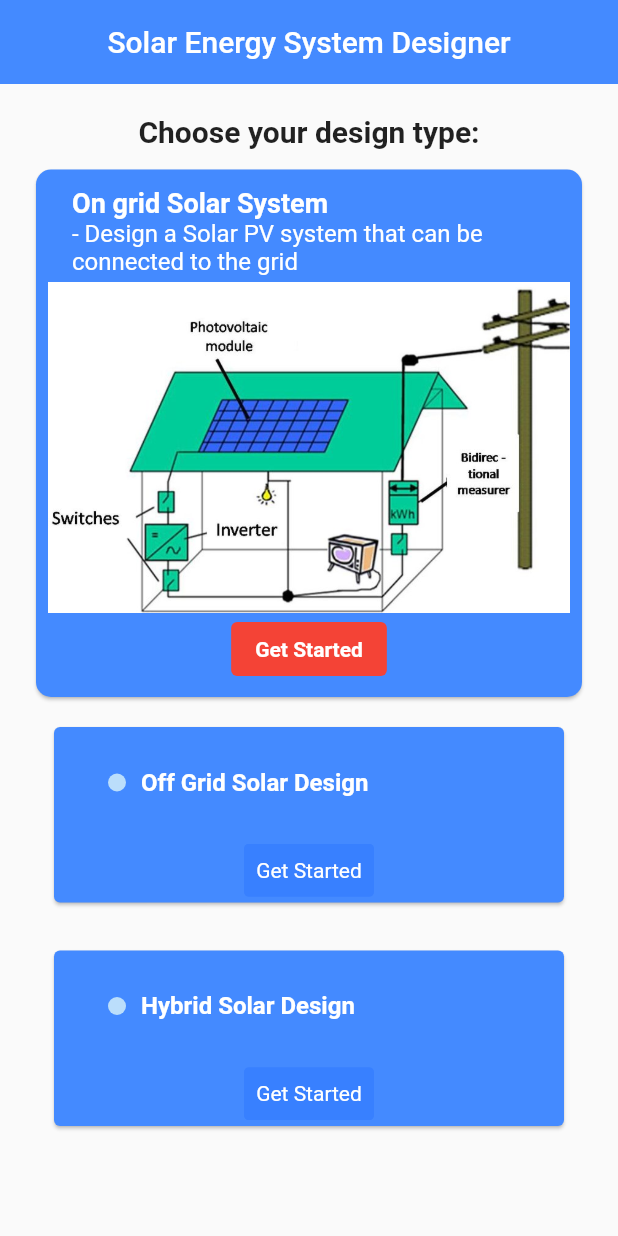
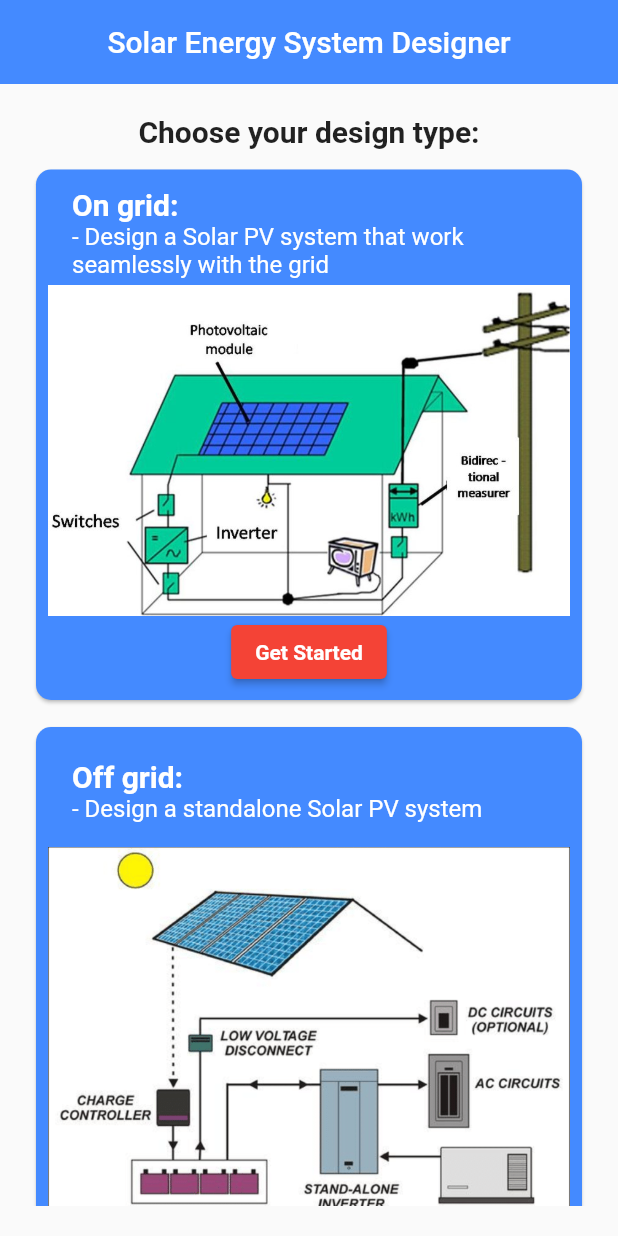
Before and after one commit to Luckingz/energize, a Flutter app: the screen it shows after launch, on a phone screen of 412 x 824 dp. Run offline on Flutter 3.47's test engine with Material 2 defaults, Android fonts, the phone set to English and light mode, and no system bars; drawn by our look-alikes of getwidget.

Commit message:
Updated design page

```diff
--- a/lib/design.dart
+++ b/lib/design.dart
@@ -1,8 +1,5 @@
-import 'package:energize/main.dart';
+import 'package:energize/location.dart';
 import 'package:flutter/material.dart';
-import 'package:getwidget/getwidget.dart';
-import 'dart:collection';
-import 'dart:ui';
 
 class EnergizeApp extends StatefulWidget {
   const EnergizeApp({Key? key}) : super(key: key);
@@ -21,7 +18,8 @@ class _EnergizeAppState extends State<EnergizeApp> {
           elevation: 0.0,
           backgroundColor: Colors.blueAccent,
         ),
-        body: Padding(
+        body: SafeArea(
+            child: Padding(
                 padding: EdgeInsets.all(20.0),
                 child: SingleChildScrollView(
                     child: Column(
@@ -37,12 +35,10 @@ class _EnergizeAppState extends State<EnergizeApp> {
                       SizedBox(
                         height: 10,
                       ),
-                    Column(
-                      children: [
+                      Column(children: [
                         Card(
                             shape: RoundedRectangleBorder(
-                            borderRadius: BorderRadius.circular(10)
-                          ),
+                                borderRadius: BorderRadius.circular(10)),
                             color: Colors.blueAccent,
                             child: Padding(
                               padding: const EdgeInsets.all(8.0),
@@ -50,254 +46,159 @@ class _EnergizeAppState extends State<EnergizeApp> {
                                   mainAxisAlignment: MainAxisAlignment.center,
                                   children: <Widget>[
                                     ListTile(
-                                  title: Text("On grid Solar System",
+                                      title: Text(
+                                        "On grid:",
                                         style: TextStyle(
-                                      fontSize: 18,
+                                          fontSize: 20,
                                           fontWeight: FontWeight.bold,
                                           color: Colors.white,
                                         ),
                                       ),
                                       subtitle: Text(
-                                      "- Design a Solar PV system that can be "
-                                          "connected to the grid",
+                                        "- Design a Solar PV system that "
+                                        "work seamlessly with the grid",
                                         style: TextStyle(
-                                      color: Colors.white,
-                                      fontSize: 16
+                                            color: Colors.white, fontSize: 16),
                                       ),
                                     ),
-                                ),
-                                Image.asset('assets/grid.png',
+                                    Image.asset(
+                                      'assets/grid.png',
                                       fit: BoxFit.cover,
                                     ),
                                     ElevatedButton(
-                                    onPressed: null,
-                                      child: Text("Get Started",
-                                        style: TextStyle(
-                                          color: Colors.white,
-                                          fontWeight: FontWeight.bold
-                                        ),
-                                      ),
-                                    style: ButtonStyle(
-                                      backgroundColor: MaterialStateProperty.all<Color>(Colors.red)
-                                    ),
-                                  ),
-                              ],
-                            ),
-                          ),
-                        )
-                      ]
-                    ),
-                    Column(
-                      children: [
-                        GFCard(
-                          boxFit: BoxFit.scaleDown,
-                          imageOverlay: AssetImage('assets/off-grid.png'),
-                          //image: Image.asset('assets/grid.png'),
-                          //showImage: true,
-                          titlePosition: GFPosition.start,
-                          showOverlayImage: true,
-                          color: Colors.blueAccent,
-                          title: GFListTile(
-                            avatar: GFAvatar(
-                              //backgroundImage: AssetImage('assets/grid.png'),
-                              //radius: 60.0,
-                              size: 8.0,
-                            ),
-                            title: Text(
-                              'Off Grid Solar Design',
-                              style: TextStyle(
-                                  fontWeight: FontWeight.bold,
-                                  fontSize: 16.0,
-                                  color: Colors.white
-                              ),
-                            ),
-                            //subTitle: Text('Design a Solar PV system that can be connected to the grid'),
-                          ),
-                          //content: Text('GF Cards has three types of cards bla bla blah'),
-                          buttonBar: GFButtonBar(
-                              alignment: WrapAlignment.center,
-                              children: [
-                                GFButton(
                                       onPressed: () {
                                         Navigator.push(
                                             context,
-                                          MaterialPageRoute(builder: (context) => const SecondRoute())
-                                      );
+                                            MaterialPageRoute(
+                                                builder: (context) =>
+                                                    const LocationRoute()));
                                       },
-                                    text: 'Get Started',
-                                    textStyle: TextStyle(
-                                    )
+                                      child: Text(
+                                        "Get Started",
+                                        style: TextStyle(
+                                            color: Colors.white,
+                                            fontWeight: FontWeight.bold),
                                       ),
-                              ]
+                                      style: ButtonStyle(
+                                          backgroundColor:
+                                              MaterialStateProperty.all<Color>(
+                                                  Colors.red)),
+                                    ),
+                                  ]),
+                            ))
+                      ]),
+                      SizedBox(
+                        height: 10,
+                      ),
+                      Card(
+                          shape: RoundedRectangleBorder(
+                              borderRadius: BorderRadius.circular(10)),
+                          color: Colors.blueAccent,
+                          child: Padding(
+                              padding: const EdgeInsets.all(8.0),
+                              child: Column(
+                                  mainAxisAlignment: MainAxisAlignment.center,
+                                  children: <Widget>[
+                                    ListTile(
+                                      title: Text(
+                                        "Off grid:",
+                                        style: TextStyle(
+                                          fontSize: 20,
+                                          fontWeight: FontWeight.bold,
+                                          color: Colors.white,
                                         ),
                                       ),
-                      ],
-                    ),
-                    GFCard(
-                      boxFit: BoxFit.scaleDown,
-                      imageOverlay: AssetImage('assets/hybrid.png'),
-                      //image: Image.asset('assets/grid.png'),
-                      //showImage: true,
-                      titlePosition: GFPosition.start,
-                      showOverlayImage: true,
-                      color: Colors.blueAccent,
-                      title: GFListTile(
-                        avatar: GFAvatar(
-                          //backgroundImage: AssetImage('assets/grid.png'),
-                          //radius: 60.0,
-                          size: 8.0,
-                        ),
-                        title: Text(
-                          'Hybrid Solar Design',
+                                      subtitle: Text(
+                                        "- Design a standalone Solar PV system ",
                                         style: TextStyle(
-                              fontWeight: FontWeight.bold,
-                              fontSize: 16.0,
-                              color: Colors.white
+                                            color: Colors.white, fontSize: 16),
                                       ),
                                     ),
-                        //subTitle: Text('Design a Solar PV system that can be connected to the grid'),
+                                    Image.asset(
+                                      'assets/off-grid.png',
+                                      fit: BoxFit.cover,
                                     ),
-                      //content: Text('GF Cards has three types of cards bla bla blah'),
-                      buttonBar: GFButtonBar(
-                          alignment: WrapAlignment.center,
-                          children: [
-                            GFButton(
+                                    ElevatedButton(
                                       onPressed: () {
                                         Navigator.push(
                                             context,
-                                      MaterialPageRoute(builder: (context) => const SecondRoute())
-                                  );
+                                            MaterialPageRoute(
+                                                builder: (context) =>
+                                                    const LocationRoute()));
                                       },
-                                text: 'Get Started',
-                                textStyle: TextStyle(
-                                )
+                                      child: Text(
+                                        "Get Started",
+                                        style: TextStyle(
+                                            color: Colors.white,
+                                            fontWeight: FontWeight.bold),
+                                      ),
+                                      style: ButtonStyle(
+                                          backgroundColor:
+                                              MaterialStateProperty.all<Color>(
+                                                  Colors.red)),
+                                    ),
+                                  ]))),
+                      SizedBox(
+                        height: 10,
+                      ),
+                      Card(
+                          shape: RoundedRectangleBorder(
+                              borderRadius: BorderRadius.circular(10)),
+                          color: Colors.blueAccent,
+                          child: Padding(
+                              padding: const EdgeInsets.all(8.0),
+                              child: Column(
+                                  mainAxisAlignment: MainAxisAlignment.center,
+                                  children: <Widget>[
+                                    ListTile(
+                                      title: Text(
+                                        "Hybrid:",
+                                        style: TextStyle(
+                                          fontSize: 20,
+                                          fontWeight: FontWeight.bold,
+                                          color: Colors.white,
+                                        ),
+                                      ),
+                                      subtitle: Text(
+                                        "- Design a Solar System that works "
+                                            "seamlessly with the grid, and other"
+                                            "source",
+                                        style: TextStyle(
+                                            color: Colors.white, fontSize: 16),
+                                      ),
+                                    ),
+                                    Image.asset(
+                                      'assets/hybrid.png',
+                                      fit: BoxFit.cover,
+                                    ),
+                                    ElevatedButton(
+                                      onPressed: () {
+                                        Navigator.push(
+                                            context,
+                                            MaterialPageRoute(
+                                                builder: (context) =>
+                                                    const LocationRoute()));
+                                      },
+                                      child: Text(
+                                        "Get Started",
+                                        style: TextStyle(
+                                            color: Colors.white,
+                                            fontWeight: FontWeight.bold),
+                                      ),
+                                      style: ButtonStyle(
+                                          backgroundColor:
+                                              MaterialStateProperty.all<Color>(
+                                                  Colors.red)),
                                     ),
                                   ]
-                      ),
-                    ),
+                              )
+                          )
+                      )
                     ]
-              ),
+                    )
+                )
             )
         )
     );
   }
 }
-
-// 2nd Route
-
-class SecondRoute extends StatelessWidget {
-  const SecondRoute({Key? key}) : super(key: key);
-
-  @override
-  Widget build(BuildContext context) {
-    return Scaffold(
-      appBar: AppBar(
-        title: Text(
-          'What is your location?',
-          style: TextStyle(),
-        ),
-        //shape: ,
-      ),
-      body: Center(
-        child:
-        Location(
-          /*ElevatedButton(
-          onPressed: () {
-            Navigator.pop(context);
-          },
-          child: Text('Go back'),*/
-        ),
-      ),
-    );
-  }
-}
-
-
-// 2nd Route: Location
-
-class MyApp extends StatelessWidget {
-  const MyApp({Key? key}) : super(key: key);
-
-  //static const String _title = 'Flutter Code Sample';
-
-  @override
-  Widget build(BuildContext context) {
-    return MaterialApp(
-      //title: _title,
-      home: Scaffold(
-        //appBar: AppBar(title: const Text(_title)),
-        body: const Center(
-          child: Location(),
-        ),
-      ),
-    );
-  }
-}
-
-// Drop Down Button Class (Continent)
-class Location extends StatefulWidget {
-  const Location({Key? key}) : super(key: key);
-
-  @override
-  State<Location> createState() => _LocationState();
-}
-
-class _LocationState extends State<Location> {
-
-  //Initial Selected Value
-  String dropdownvalue = 'Abuja';
-
-
-  // List of items in our dropdown menu
-  var items = [
-    'Abuja',
-    'Kano',
-    'Lagos',
-    'Abia',
-  ];
-
-
-
-  @override
-  Widget build(BuildContext context) {
-    return Scaffold(
-      body: Center(
-        child: Column(
-          mainAxisAlignment: MainAxisAlignment.center,
-          children: [
-            DropdownButton(
-
-              // Initial Value
-              value: dropdownvalue,
-
-              icon: Icon(Icons.keyboard_arrow_down),
-              hint: Text('Select Your Location'),
-
-              // Array list of items
-              items: items.map((String items) {
-                return DropdownMenuItem(
-                  value: items,
-                  child: Text(items),
-                );
-              }).toList(),
-              // After selecting the desired option, it will
-              // change button to the value to selected value
-              onChanged: (String? newValue) {
-                setState(() {
-                  dropdownvalue = newValue!;
-                });
-              },
-            )
-          ],
-        ),
-      ),
-    );
-  }
-}
-
-
-
-/* <String>['Abia', 'Adamawa', 'Bauchi', 'Benue', 'Bornu', 'Cross River', 'Delta', 'Edo', 'Gombe', 'Imo', 'Jigawa', 'Kaduna', 'Kano', 'Katsina', 'Kebbi', 'Kogi']
-          .map<DropdownMenuItem<String>>((String value) {
-
- */
--- /dev/null
+++ b/lib/location.dart
@@ -0,0 +1,118 @@
+import 'package:flutter/material.dart';
+
+class LocationRoute extends StatelessWidget {
+  const LocationRoute({Key? key}) : super(key: key);
+
+  @override
+  Widget build(BuildContext context) {
+    return Scaffold(
+      appBar: AppBar(
+        title: Text(
+          'What is your location?',
+          style: TextStyle(),
+        ),
+        //shape: ,
+      ),
+      body: Center(
+        child:
+        Location(
+          /*ElevatedButton(
+          onPressed: () {
+            Navigator.pop(context);
+          },
+          child: Text('Go back'),*/
+        ),
+      ),
+    );
+  }
+}
+
+
+// 2nd Route: Location
+
+class MyApp extends StatelessWidget {
+  const MyApp({Key? key}) : super(key: key);
+
+  //static const String _title = 'Flutter Code Sample';
+
+  @override
+  Widget build(BuildContext context) {
+    return MaterialApp(
+      //title: _title,
+      home: Scaffold(
+        //appBar: AppBar(title: const Text(_title)),
+        body: const Center(
+          child: Location(),
+        ),
+      ),
+    );
+  }
+}
+
+// Drop Down Button Class (Continent)
+class Location extends StatefulWidget {
+  const Location({Key? key}) : super(key: key);
+
+  @override
+  State<Location> createState() => _LocationState();
+}
+
+class _LocationState extends State<Location> {
+
+  //Initial Selected Value
+  String dropdownvalue = 'Abuja';
+
+
+  // List of items in our dropdown menu
+  var items = [
+    'Abuja',
+    'Kano',
+    'Lagos',
+    'Abia',
+  ];
+
+
+
+  @override
+  Widget build(BuildContext context) {
+    return Scaffold(
+      body: Center(
+        child: Column(
+          mainAxisAlignment: MainAxisAlignment.center,
+          children: [
+            DropdownButton(
+
+              // Initial Value
+              value: dropdownvalue,
+
+              icon: Icon(Icons.keyboard_arrow_down),
+              hint: Text('Select Your Location'),
+
+              // Array list of items
+              items: items.map((String items) {
+                return DropdownMenuItem(
+                  value: items,
+                  child: Text(items),
+                );
+              }).toList(),
+              // After selecting the desired option, it will
+              // change button to the value to selected value
+              onChanged: (String? newValue) {
+                setState(() {
+                  dropdownvalue = newValue!;
+                });
+              },
+            )
+          ],
+        ),
+      ),
+    );
+  }
+}
+
+
+
+/* <String>['Abia', 'Adamawa', 'Bauchi', 'Benue', 'Bornu', 'Cross River', 'Delta', 'Edo', 'Gombe', 'Imo', 'Jigawa', 'Kaduna', 'Kano', 'Katsina', 'Kebbi', 'Kogi']
+          .map<DropdownMenuItem<String>>((String value) {
+
+ */
--- a/lib/main.dart
+++ b/lib/main.dart
@@ -1,7 +1,4 @@
-import 'dart:ui';
 import 'package:flutter/material.dart';
-import 'package:getwidget/getwidget.dart';
-import 'dart:collection';
 import 'design.dart';
 
 void main() => runApp(MaterialApp(
```
Lines whose indentation alone changed are shown as unchanged.
